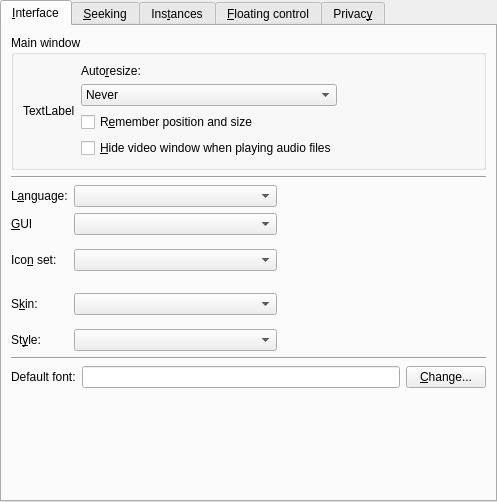
The window that smplayer/branches/skins/src/prefinterface.ui (sarvex/smplayer) describes before a commit, drawn with Qt 5.
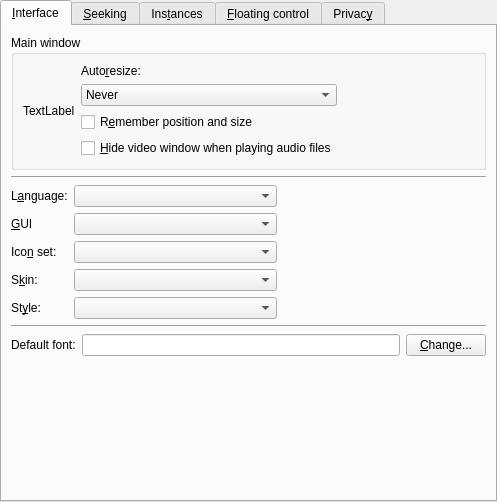
The same window after the commit. Custom widgets are drawn as their Qt base class.

Commit message: Remove margins in the space widgets

The edit to the form file:
```diff
--- a/smplayer/branches/skins/src/prefinterface.ui
+++ b/smplayer/branches/skins/src/prefinterface.ui
@@ -231,6 +231,12 @@
          <item row="2" column="2">
           <widget class="QWidget" name="iconset_sp" native="true">
            <layout class="QVBoxLayout" name="verticalLayout_3">
+            <property name="spacing">
+             <number>0</number>
+            </property>
+            <property name="margin">
+             <number>0</number>
+            </property>
             <item>
              <spacer name="iconset_spacer">
               <property name="orientation">
@@ -273,6 +279,12 @@
          <item row="3" column="2">
           <widget class="QWidget" name="skin_sp" native="true">
            <layout class="QVBoxLayout" name="verticalLayout_4">
+            <property name="spacing">
+             <number>0</number>
+            </property>
+            <property name="margin">
+             <number>0</number>
+            </property>
             <item>
              <spacer name="skin_spacer">
               <property name="orientation">
```
